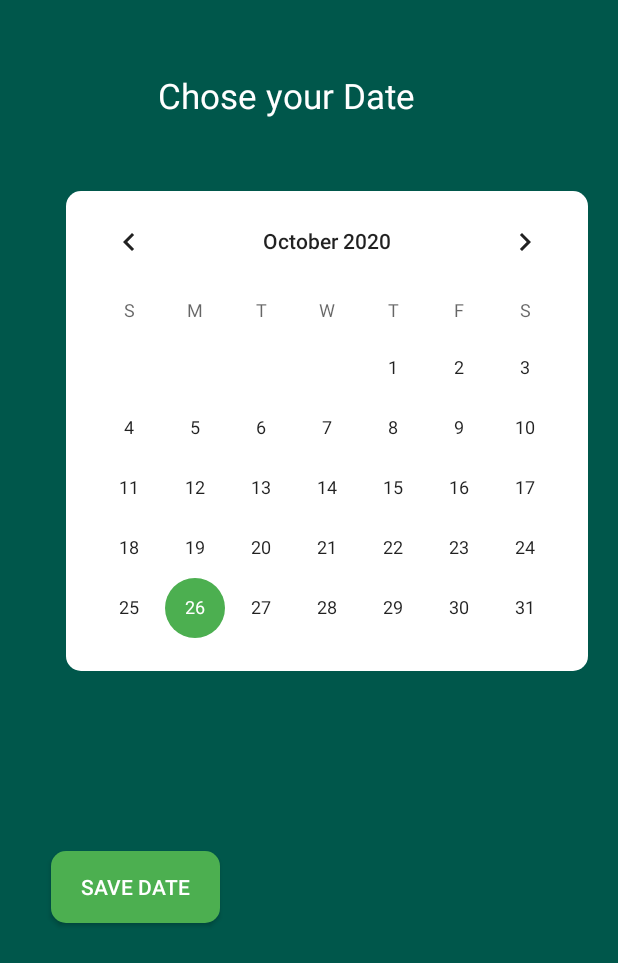
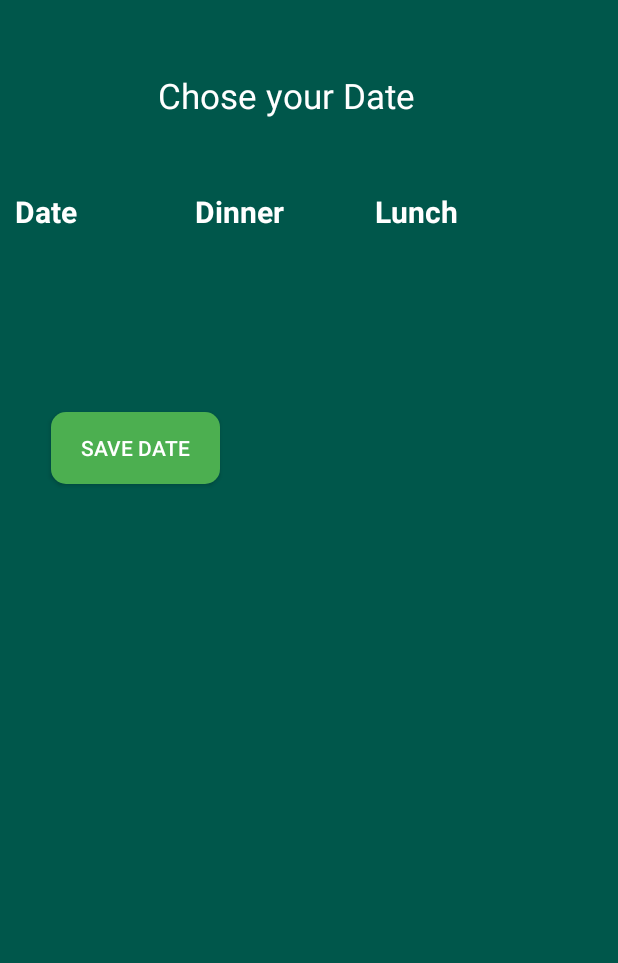
Before and after one commit to Mohammedno/reservation-hall-android, an Android app: the layout activity_reservation_list.xml on its own in the app's theme, with its tools: preview values and no code run, on a phone screen of 412 x 824 dp. Shown: the top 963 px of the screen. Run offline under Robolectric (Android 15) with nearby library versions, the phone set to English and light mode, and no system bars.

Commit message:
Add data to the view

```diff
--- a/app/src/main/res/layout/activity_reservation_list.xml
+++ b/app/src/main/res/layout/activity_reservation_list.xml
@@ -25,23 +25,61 @@
         android:layout_marginTop="48dp"
 
         android:layout_width="wrap_content"
+        android:layout_height="wrap_content"/>
+
+    <TableLayout
+        android:id="@+id/reservations_table"
+        android:layout_marginLeft="10dp"
+        android:layout_marginRight="10dp"
+        android:layout_width="wrap_content"
         android:layout_height="wrap_content">
-        <CalendarView
-            android:layout_width="wrap_content"
-            android:layout_height="320dp">
 
-        </CalendarView>
-    </LinearLayout>
+
+        <TableRow>
+            <TextView
+                android:layout_height="wrap_content"
+                android:layout_width="wrap_content"
+                android:text="Date"
+                android:textColor="#FFF"
+                android:textStyle="bold"
+                android:textSize="20sp"
+                android:width="120dp"/>
+
+            <TextView
+                android:layout_height="wrap_content"
+                android:layout_width="wrap_content"
+                android:text="Dinner"
+                android:textColor="#FFF"
+
+                android:width="120dp"
+                android:textStyle="bold"
+                android:textSize="20sp"/>
+
+
+            <TextView
+                android:layout_height="wrap_content"
+                android:layout_width="wrap_content"
+                android:text="Lunch"
+                android:textColor="#FFF"
+
+                android:width="120dp"
+                android:textStyle="bold"
+                android:textSize="20sp"/>
+        </TableRow>
+
+    </TableLayout>
+
+
     <Button
-        android:background="@drawable/bg_btn"
-        android:layout_marginTop="120dp"
+        android:layout_width="wrap_content"
+        android:layout_height="wrap_content"
         android:layout_marginLeft="34dp"
 
-        android:text="Save Date"
-        android:textColor="#FFF"
+        android:layout_marginTop="120dp"
+        android:background="@drawable/bg_btn"
         android:paddingLeft="20dp"
         android:paddingRight="20dp"
-        android:layout_width="wrap_content"
-        android:layout_height="wrap_content" />
+        android:text="Save Date"
+        android:textColor="#FFF" />
 
 </LinearLayout>
```
Also changed, not shown: app/src/main/AndroidManifest.xml (+5 -3 lines), app/src/main/java/com/example/booking/ReservationList.java (+132 -0 lines), app/src/main/res/layout/layout_list_item.xml (added, +26 -0 lines), app/src/main/java/com/example/booking/adapter/CustomAdapter.java (line endings or trailing spaces).
